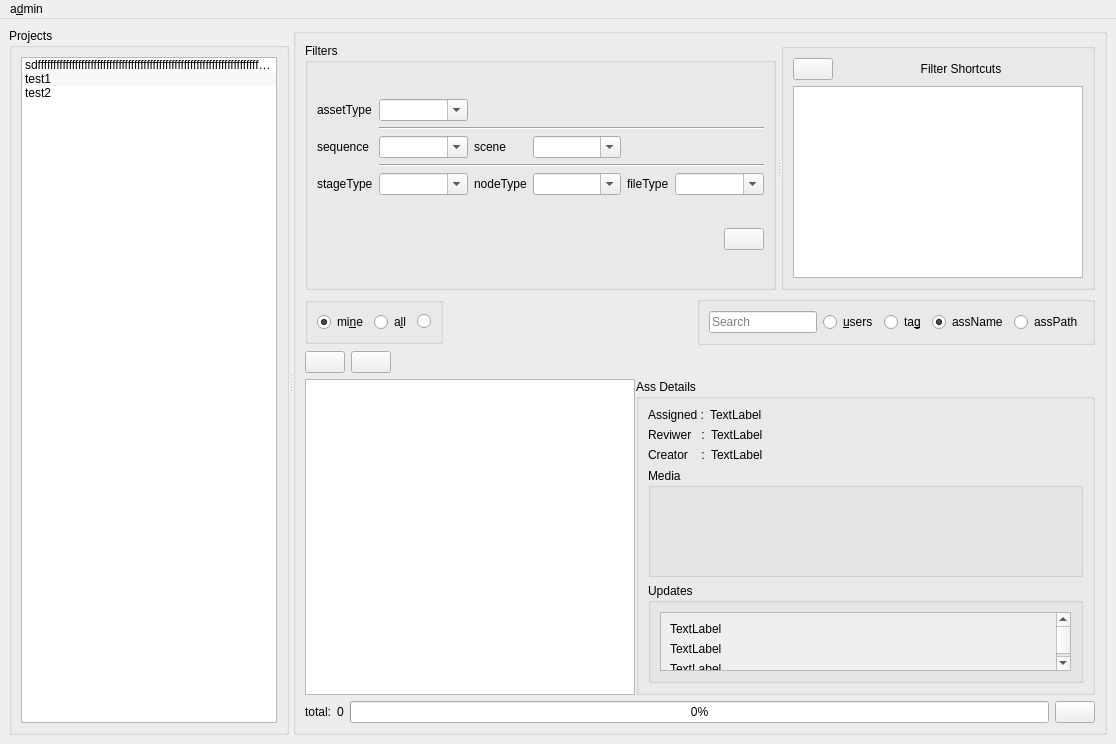
The window that rbhusUI/lib/qt5/rbhusPipe_main/ui_main.ui (aumanimationstudios/rbhus) describes before a commit, drawn with Qt 5.
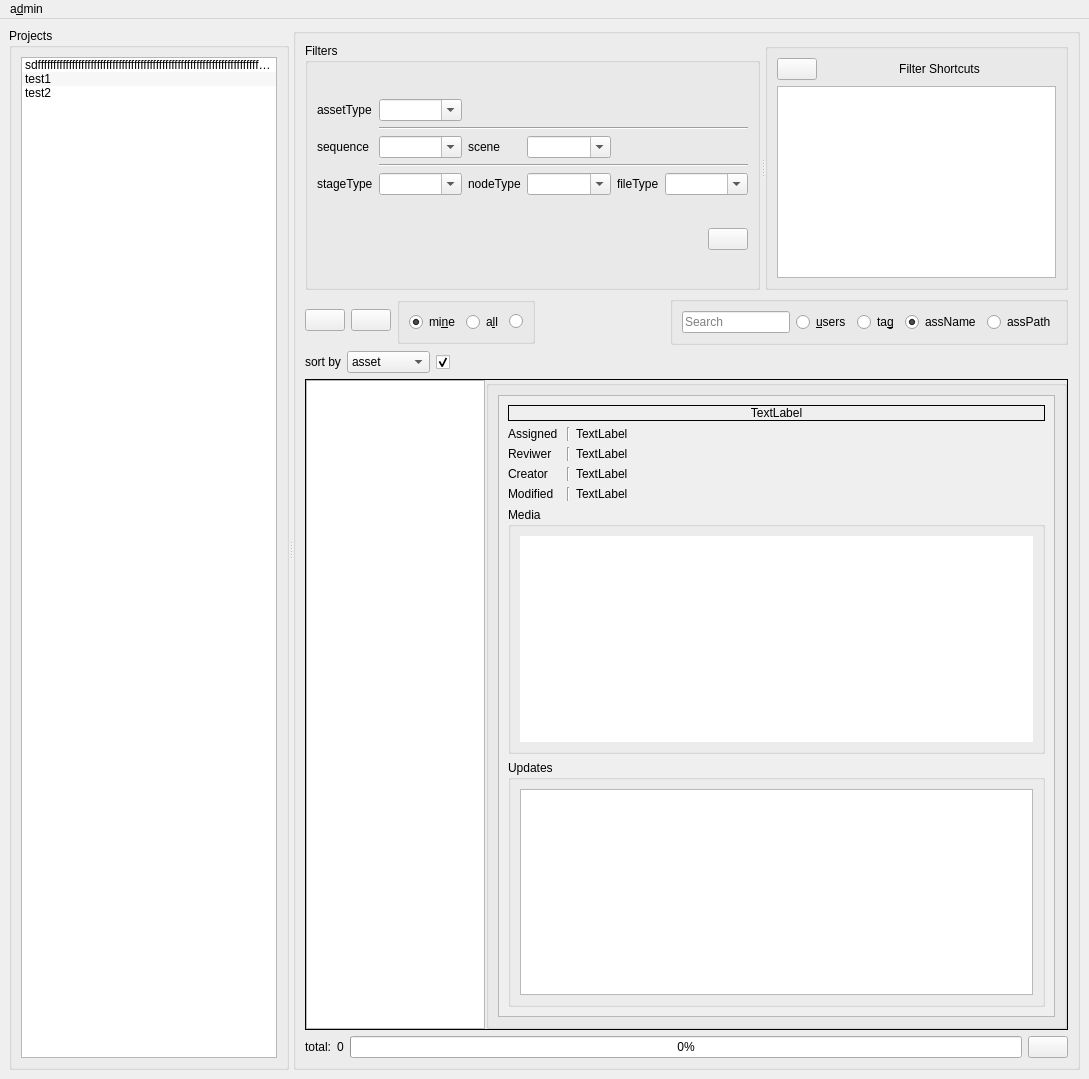
The same window after the commit.

```diff
--- a/rbhusUI/lib/qt5/rbhusPipe_main/ui_main.ui
+++ b/rbhusUI/lib/qt5/rbhusPipe_main/ui_main.ui
@@ -6,8 +6,8 @@
    <rect>
     <x>0</x>
     <y>0</y>
-    <width>1116</width>
-    <height>744</height>
+    <width>1089</width>
+    <height>1079</height>
    </rect>
   </property>
   <property name="windowTitle">
@@ -417,6 +417,44 @@
           <property name="sizeConstraint">
            <enum>QLayout::SetMaximumSize</enum>
           </property>
+          <item>
+           <widget class="QPushButton" name="pushNewAsset">
+            <property name="focusPolicy">
+             <enum>Qt::TabFocus</enum>
+            </property>
+            <property name="text">
+             <string/>
+            </property>
+            <property name="iconSize">
+             <size>
+              <width>28</width>
+              <height>28</height>
+             </size>
+            </property>
+            <property name="flat">
+             <bool>false</bool>
+            </property>
+           </widget>
+          </item>
+          <item>
+           <widget class="QPushButton" name="pushAssImport">
+            <property name="focusPolicy">
+             <enum>Qt::NoFocus</enum>
+            </property>
+            <property name="text">
+             <string/>
+            </property>
+            <property name="iconSize">
+             <size>
+              <width>28</width>
+              <height>28</height>
+             </size>
+            </property>
+            <property name="flat">
+             <bool>false</bool>
+            </property>
+           </widget>
+          </item>
           <item>
            <widget class="QGroupBox" name="groupBox_4">
             <property name="sizePolicy">
@@ -600,40 +638,84 @@
         <item>
          <layout class="QHBoxLayout" name="horizontalLayout_8">
           <item>
-           <widget class="QPushButton" name="pushNewAsset">
-            <property name="focusPolicy">
-             <enum>Qt::TabFocus</enum>
+           <widget class="QLabel" name="label_6">
+            <property name="sizePolicy">
+             <sizepolicy hsizetype="Preferred" vsizetype="Fixed">
+              <horstretch>0</horstretch>
+              <verstretch>0</verstretch>
+             </sizepolicy>
             </property>
             <property name="text">
-             <string/>
+             <string>sort by</string>
             </property>
-            <property name="iconSize">
-             <size>
-              <width>28</width>
-              <height>28</height>
-             </size>
+           </widget>
+          </item>
+          <item>
+           <widget class="QComboBox" name="comboBoxSort">
+            <property name="focusPolicy">
+             <enum>Qt::NoFocus</enum>
             </property>
-            <property name="flat">
+            <property name="editable">
              <bool>false</bool>
             </property>
+            <item>
+             <property name="text">
+              <string>asset</string>
+             </property>
+            </item>
+            <item>
+             <property name="text">
+              <string>review</string>
+             </property>
+            </item>
+            <item>
+             <property name="text">
+              <string>modified</string>
+             </property>
+            </item>
+            <item>
+             <property name="text">
+              <string>published</string>
+             </property>
+            </item>
+            <item>
+             <property name="text">
+              <string>version</string>
+             </property>
+            </item>
+            <item>
+             <property name="text">
+              <string>assigned</string>
+             </property>
+            </item>
+            <item>
+             <property name="text">
+              <string>reviewer</string>
+             </property>
+            </item>
+            <item>
+             <property name="text">
+              <string>creator</string>
+             </property>
+            </item>
            </widget>
           </item>
           <item>
-           <widget class="QPushButton" name="pushAssImport">
+           <widget class="QCheckBox" name="radioAsc">
+            <property name="sizePolicy">
+             <sizepolicy hsizetype="Minimum" vsizetype="Minimum">
+              <horstretch>0</horstretch>
+              <verstretch>0</verstretch>
+             </sizepolicy>
+            </property>
             <property name="focusPolicy">
              <enum>Qt::NoFocus</enum>
             </property>
             <property name="text">
              <string/>
             </property>
-            <property name="iconSize">
-             <size>
-              <width>28</width>
-              <height>28</height>
-             </size>
-            </property>
-            <property name="flat">
-             <bool>false</bool>
+            <property name="checked">
+             <bool>true</bool>
             </property>
            </widget>
           </item>
@@ -660,6 +742,9 @@
             <verstretch>0</verstretch>
            </sizepolicy>
           </property>
+          <property name="frameShape">
+           <enum>QFrame::Box</enum>
+          </property>
           <property name="orientation">
            <enum>Qt::Horizontal</enum>
           </property>
@@ -727,19 +812,86 @@
           </widget>
           <widget class="QGroupBox" name="groupBoxDetails">
            <property name="sizePolicy">
-            <sizepolicy hsizetype="MinimumExpanding" vsizetype="Preferred">
+            <sizepolicy hsizetype="Fixed" vsizetype="Preferred">
              <horstretch>0</horstretch>
              <verstretch>0</verstretch>
             </sizepolicy>
            </property>
            <property name="title">
-            <string>Ass Details</string>
+            <string/>
            </property>
            <layout class="QVBoxLayout" name="verticalLayout_7">
             <item>
-             <layout class="QHBoxLayout" name="horizontalLayout">
+             <widget class="QScrollArea" name="scrollArea">
+              <property name="sizeAdjustPolicy">
+               <enum>QAbstractScrollArea::AdjustToContents</enum>
+              </property>
+              <property name="widgetResizable">
+               <bool>true</bool>
+              </property>
+              <widget class="QWidget" name="scrollAreaWidgetContents">
+               <property name="geometry">
+                <rect>
+                 <x>0</x>
+                 <y>0</y>
+                 <width>545</width>
+                 <height>598</height>
+                </rect>
+               </property>
+               <layout class="QVBoxLayout" name="verticalLayout_8">
               <item>
-               <widget class="QLabel" name="label_3">
+                 <widget class="QLabel" name="labelRichAss">
+                  <property name="font">
+                   <font>
+                    <weight>50</weight>
+                    <bold>false</bold>
+                    <underline>false</underline>
+                   </font>
+                  </property>
+                  <property name="frameShape">
+                   <enum>QFrame::Panel</enum>
+                  </property>
+                  <property name="text">
+                   <string>TextLabel</string>
+                  </property>
+                  <property name="textFormat">
+                   <enum>Qt::RichText</enum>
+                  </property>
+                  <property name="scaledContents">
+                   <bool>false</bool>
+                  </property>
+                  <property name="alignment">
+                   <set>Qt::AlignCenter</set>
+                  </property>
+                  <property name="wordWrap">
+                   <bool>true</bool>
+                  </property>
+                  <property name="margin">
+                   <number>2</number>
+                  </property>
+                  <property name="indent">
+                   <number>-1</number>
+                  </property>
+                 </widget>
+                </item>
+                <item>
+                 <layout class="QGridLayout" name="gridLayout_2">
+                  <item row="0" column="2">
+                   <widget class="QLabel" name="labelAssigned">
+                    <property name="text">
+                     <string>TextLabel</string>
+                    </property>
+                   </widget>
+                  </item>
+                  <item row="3" column="1">
+                   <widget class="Line" name="line_6">
+                    <property name="orientation">
+                     <enum>Qt::Vertical</enum>
+                    </property>
+                   </widget>
+                  </item>
+                  <item row="3" column="0">
+                   <widget class="QLabel" name="label_22">
                 <property name="sizePolicy">
                  <sizepolicy hsizetype="Fixed" vsizetype="Fixed">
                   <horstretch>0</horstretch>
@@ -747,22 +899,25 @@
                  </sizepolicy>
                 </property>
                 <property name="text">
-                 <string>Assigned :</string>
+                     <string>Modified</string>
                 </property>
                </widget>
               </item>
-              <item>
-               <widget class="QLabel" name="label_6">
+                  <item row="2" column="2">
+                   <widget class="QLabel" name="labelCreator">
                 <property name="text">
                  <string>TextLabel</string>
                 </property>
                </widget>
               </item>
-             </layout>
-            </item>
-            <item>
-             <layout class="QHBoxLayout" name="horizontalLayout_9">
-              <item>
+                  <item row="1" column="2">
+                   <widget class="QLabel" name="labelReviewer">
+                    <property name="text">
+                     <string>TextLabel</string>
+                    </property>
+                   </widget>
+                  </item>
+                  <item row="1" column="0">
                <widget class="QLabel" name="label_5">
                 <property name="sizePolicy">
                  <sizepolicy hsizetype="Fixed" vsizetype="Fixed">
@@ -770,23 +925,45 @@
                   <verstretch>0</verstretch>
                  </sizepolicy>
                 </property>
+                    <property name="frameShadow">
+                     <enum>QFrame::Raised</enum>
+                    </property>
                 <property name="text">
-                 <string>Reviwer   :</string>
+                     <string>Reviwer</string>
                 </property>
                </widget>
               </item>
-              <item>
-               <widget class="QLabel" name="label_13">
+                  <item row="0" column="0">
+                   <widget class="QLabel" name="label_3">
+                    <property name="sizePolicy">
+                     <sizepolicy hsizetype="Fixed" vsizetype="Fixed">
+                      <horstretch>0</horstretch>
+                      <verstretch>0</verstretch>
+                     </sizepolicy>
+                    </property>
+                    <property name="frameShadow">
+                     <enum>QFrame::Raised</enum>
+                    </property>
                 <property name="text">
-                 <string>TextLabel</string>
+                     <string>Assigned </string>
                 </property>
                </widget>
               </item>
-             </layout>
-            </item>
-            <item>
-             <layout class="QHBoxLayout" name="horizontalLayout_10">
-              <item>
+                  <item row="0" column="1">
+                   <widget class="Line" name="line_3">
+                    <property name="orientation">
+                     <enum>Qt::Vertical</enum>
+                    </property>
+                   </widget>
+                  </item>
+                  <item row="1" column="1">
+                   <widget class="Line" name="line_4">
+                    <property name="orientation">
+                     <enum>Qt::Vertical</enum>
+                    </property>
+                   </widget>
+                  </item>
+                  <item row="2" column="0">
                <widget class="QLabel" name="label_14">
                 <property name="sizePolicy">
                  <sizepolicy hsizetype="Fixed" vsizetype="Fixed">
@@ -795,12 +972,19 @@
                  </sizepolicy>
                 </property>
                 <property name="text">
-                 <string>Creator    :</string>
+                     <string>Creator</string>
                 </property>
                </widget>
               </item>
-              <item>
-               <widget class="QLabel" name="label_15">
+                  <item row="2" column="1">
+                   <widget class="Line" name="line_5">
+                    <property name="orientation">
+                     <enum>Qt::Vertical</enum>
+                    </property>
+                   </widget>
+                  </item>
+                  <item row="3" column="2">
+                   <widget class="QLabel" name="labelModified">
                 <property name="text">
                  <string>TextLabel</string>
                 </property>
@@ -809,9 +993,9 @@
              </layout>
             </item>
             <item>
-             <widget class="QGroupBox" name="groupBox_2">
+                 <widget class="QGroupBox" name="groupBoxMedia">
               <property name="sizePolicy">
-               <sizepolicy hsizetype="Preferred" vsizetype="MinimumExpanding">
+                   <sizepolicy hsizetype="Minimum" vsizetype="MinimumExpanding">
                 <horstretch>0</horstretch>
                 <verstretch>0</verstretch>
                </sizepolicy>
@@ -821,7 +1005,35 @@
               </property>
               <layout class="QGridLayout" name="gridLayout">
                <item row="0" column="0">
-                <widget class="QWidget" name="widget" native="true"/>
+                    <widget class="QListWidget" name="listWidgetMedia">
+                     <property name="sizePolicy">
+                      <sizepolicy hsizetype="MinimumExpanding" vsizetype="MinimumExpanding">
+                       <horstretch>0</horstretch>
+                       <verstretch>0</verstretch>
+                      </sizepolicy>
+                     </property>
+                     <property name="frameShape">
+                      <enum>QFrame::NoFrame</enum>
+                     </property>
+                     <property name="horizontalScrollBarPolicy">
+                      <enum>Qt::ScrollBarAlwaysOff</enum>
+                     </property>
+                     <property name="sizeAdjustPolicy">
+                      <enum>QAbstractScrollArea::AdjustToContents</enum>
+                     </property>
+                     <property name="verticalScrollMode">
+                      <enum>QAbstractItemView::ScrollPerPixel</enum>
+                     </property>
+                     <property name="horizontalScrollMode">
+                      <enum>QAbstractItemView::ScrollPerPixel</enum>
+                     </property>
+                     <property name="resizeMode">
+                      <enum>QListView::Adjust</enum>
+                     </property>
+                     <property name="viewMode">
+                      <enum>QListView::ListMode</enum>
+                     </property>
+                    </widget>
                </item>
               </layout>
              </widget>
@@ -829,96 +1041,42 @@
             <item>
              <widget class="QGroupBox" name="groupBox_5">
               <property name="sizePolicy">
-               <sizepolicy hsizetype="Preferred" vsizetype="Fixed">
+                   <sizepolicy hsizetype="Minimum" vsizetype="MinimumExpanding">
                 <horstretch>0</horstretch>
                 <verstretch>0</verstretch>
                </sizepolicy>
               </property>
-              <property name="maximumSize">
-               <size>
-                <width>16777215</width>
-                <height>100</height>
-               </size>
-              </property>
               <property name="title">
                <string>Updates</string>
               </property>
               <layout class="QVBoxLayout" name="verticalLayout_9">
+                   <property name="sizeConstraint">
+                    <enum>QLayout::SetMinimumSize</enum>
+                   </property>
                <item>
-                <widget class="QScrollArea" name="scrollArea">
+                    <widget class="QTableWidget" name="tableWidgetUpdates">
                  <property name="sizePolicy">
-                  <sizepolicy hsizetype="Expanding" vsizetype="Fixed">
+                      <sizepolicy hsizetype="Preferred" vsizetype="MinimumExpanding">
                    <horstretch>0</horstretch>
                    <verstretch>0</verstretch>
                   </sizepolicy>
                  </property>
-                 <property name="widgetResizable">
+                     <property name="minimumSize">
+                      <size>
+                       <width>0</width>
+                       <height>50</height>
+                      </size>
+                     </property>
+                     <attribute name="horizontalHeaderStretchLastSection">
                   <bool>true</bool>
-                 </property>
-                 <widget class="QWidget" name="scrollAreaWidgetContents">
-                  <property name="geometry">
-                   <rect>
-                    <x>0</x>
-                    <y>0</y>
-                    <width>406</width>
-                    <height>181</height>
-                   </rect>
-                  </property>
-                  <layout class="QVBoxLayout" name="verticalLayout_8">
-                   <item>
-                    <widget class="QLabel" name="label_4">
-                     <property name="text">
-                      <string>TextLabel</string>
-                     </property>
+                     </attribute>
                     </widget>
                    </item>
-                   <item>
-                    <widget class="QLabel" name="label_21">
-                     <property name="text">
-                      <string>TextLabel</string>
-                     </property>
-                    </widget>
-                   </item>
-                   <item>
-                    <widget class="QLabel" name="label_20">
-                     <property name="text">
-                      <string>TextLabel</string>
-                     </property>
-                    </widget>
-                   </item>
-                   <item>
-                    <widget class="QLabel" name="label_19">
-                     <property name="text">
-                      <string>TextLabel</string>
-                     </property>
-                    </widget>
-                   </item>
-                   <item>
-                    <widget class="QLabel" name="label_18">
-                     <property name="text">
-                      <string>TextLabel</string>
-                     </property>
-                    </widget>
-                   </item>
-                   <item>
-                    <widget class="QLabel" name="label_16">
-                     <property name="text">
-                      <string>TextLabel</string>
-                     </property>
-                    </widget>
-                   </item>
-                   <item>
-                    <widget class="QLabel" name="label_17">
-                     <property name="text">
-                      <string>TextLabel</string>
-                     </property>
-                    </widget>
-                   </item>
                   </layout>
                  </widget>
-                </widget>
-               </item>
-              </layout>
+                </item>
+               </layout>
+              </widget>
              </widget>
             </item>
            </layout>
@@ -980,7 +1138,7 @@
     <rect>
      <x>0</x>
      <y>0</y>
-     <width>1116</width>
+     <width>1089</width>
      <height>31</height>
     </rect>
    </property>
```
Left out of the diff: 8 changed lines with no effect on the pictures. Lines whose indentation alone changed are shown as unchanged.
